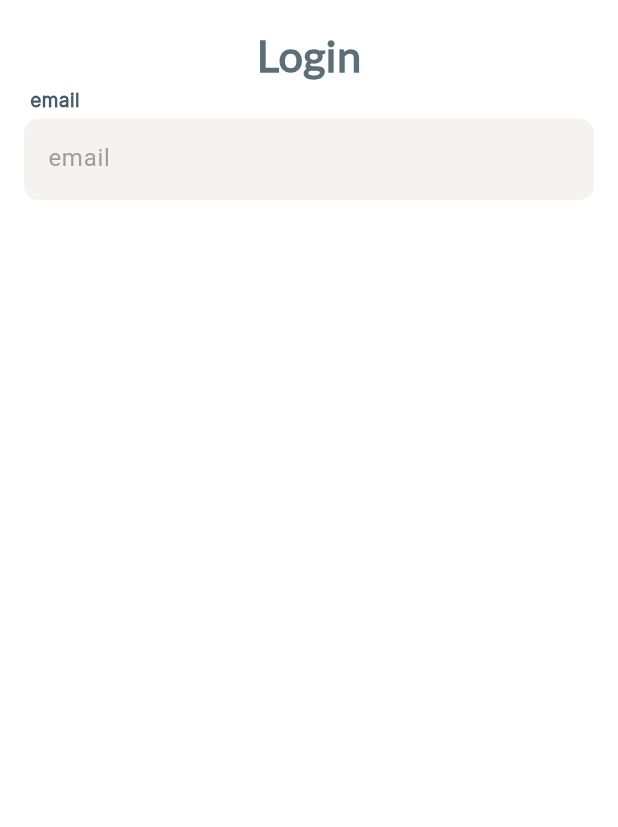
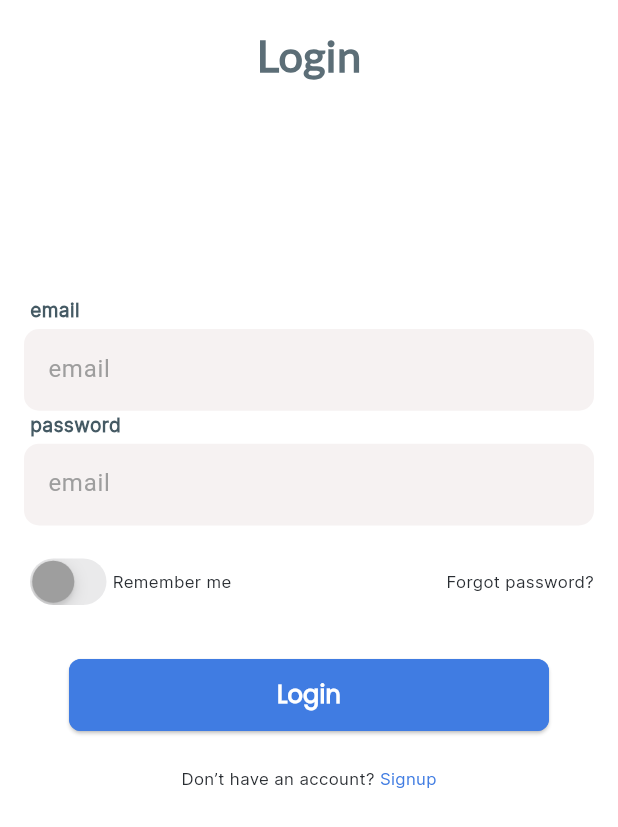
Before and after one commit to Mahmoud-Mohammed-Abd-elsamad/Pharmacy-app, a Flutter app: the screen it shows after launch, on a phone screen of 412 x 824 dp. Shown: the top 827 px of the screen. Run offline on Flutter 3.47's test engine with Material 3 defaults, Android fonts, the phone set to English and light mode, and no system bars; our stand-ins replace bloc, expandable_page_view, flutter_svg.

Commit message:
finish login screen UI

```diff
--- a/lib/congfig/routes/routes.dart
+++ b/lib/congfig/routes/routes.dart
@@ -11,10 +11,12 @@ import '../../features/location_screen/presentation/pages/governorate_screen.dar
 class Routes{
 
   static const String splashScreen = "/";
-  static const String locationScreen = "primaryScreen";
+  static const String locationScreen = "locationScreen";
+  static const String loginScreen = "loginScreen";
+  static const String registerScreen = "registerScreen";
+
   static const String governorateScreen = "governorateScreen";
   static const String homeScreen = "homeScreen";
-  static const String loginScreen = "loginScreen";
 
 
 }
@@ -39,7 +41,7 @@ class AppRouts{
         });
       case Routes.loginScreen:
         return MaterialPageRoute(builder: (context){
-          return  const LoginScreen();
+          return   LoginScreen();
         });
       case Routes.homeScreen:
         return MaterialPageRoute(builder: (context){
--- a/lib/core/utils/app_styles.dart
+++ b/lib/core/utils/app_styles.dart
@@ -6,6 +6,7 @@ import 'package:flutter/cupertino.dart';
 abstract class AppStyles {
 
   static const Color primaryColor = Color(0xff80B2CA);
+  static const Color secondaryColor = Color(0xff407CE2);
 
   static TextStyle medium16(BuildContext context) {
     return TextStyle(
--- a/lib/features/splash_screen/presentation/widgets/custom_button.dart
+++ b/lib/core/utils/widgets/custom_button.dart
@@ -1,29 +1,37 @@
+
 import 'package:flutter/cupertino.dart';
 import 'package:flutter/material.dart';
 
-import '../../../../core/utils/app_styles.dart';
+import '../app_styles.dart';
 
 class CustomButton extends StatelessWidget {
   const CustomButton({
-    super.key,required this.onPressed, required this.text,
+    super.key,required this.onPressed, required this.text,  this.height,  this.width, this.backColor,
   });
 
   final String text;
   final void Function()? onPressed;
+  final Color? backColor;
+  final double? height;
+  final double? width;
   @override
   Widget build(BuildContext context) {
-    return Expanded(
+    return SizedBox(
+      height:height ,
+      width: width,
       child: ElevatedButton(
+
         style: ElevatedButton.styleFrom(
+          backgroundColor: backColor ?? Colors.white,
           shape: RoundedRectangleBorder(
-              side: BorderSide(color: Colors.black, width: 1.0),
+              side: const BorderSide(color: AppStyles.secondaryColor, width: 1.0),
               borderRadius: BorderRadius.circular(8.0)
 
           ),
 
         ),
         onPressed: onPressed,
-        child: Text(text,style: AppStyles.semiBold23(context),),
+        child: Text(text,style: AppStyles.semiBold20(context).copyWith(color: Colors.white),),
       ),
     );
   }
--- a/lib/features/login_screen/presentation/pages/login_screen.dart
+++ b/lib/features/login_screen/presentation/pages/login_screen.dart
@@ -1,13 +1,22 @@
+import 'package:farmacy_app/congfig/routes/routes.dart';
 import 'package:farmacy_app/core/utils/app_styles.dart';
+import 'package:farmacy_app/core/utils/widgets/custom_button.dart';
 import 'package:flutter/cupertino.dart';
 import 'package:flutter/material.dart';
 
 import '../../../../core/utils/widgets/custom_text_field.dart';
 import '../../../../core/utils/widgets/custom_title.dart';
 
-class LoginScreen extends StatelessWidget {
-  const LoginScreen({super.key});
+class LoginScreen extends StatefulWidget {
+   LoginScreen({super.key});
 
+  @override
+  State<LoginScreen> createState() => _LoginScreenState();
+
+ bool  _switchValue = false;
+}
+
+class _LoginScreenState extends State<LoginScreen> {
   @override
   Widget build(BuildContext context) {
     return Scaffold(
@@ -22,8 +31,46 @@ class LoginScreen extends StatelessWidget {
                 child: Text("Login", style: AppStyles.bold36(context)),
               ),
             ),
+            Spacer(flex: 1,),
             const CustomTitle(title: 'email',),
-            CustomTextField(text: 'email', controller: TextEditingController(),)
+            CustomTextField(text: 'email', controller: TextEditingController(),),
+            const CustomTitle(title: 'password',),
+            CustomTextField(text: 'password', controller: TextEditingController(),),
+            const SizedBox(height: 18,),
+            Row(
+              children: [
+                CupertinoSwitch(
+                  thumbColor:widget._switchValue ? Colors.white : Colors.grey,
+                  activeColor: const Color(0xff407CE2),
+
+                  value:widget. _switchValue,
+                  onChanged: (value) {
+                    setState(() {
+                      widget._switchValue = value;
+                    });
+                  },
+                ),Text("Remember me",style: AppStyles.regular14(context),),
+                Spacer(),Text("Forgot password?",style: AppStyles.regular14(context),),
+              ],
+            ),
+            const SizedBox(height: 32,),
+            Center(child: CustomButton(onPressed: (){}, text: "Login",height: 48,width: 320,backColor: AppStyles.secondaryColor,)),
+            const SizedBox(height: 24,),
+            Center(
+              child: Row(
+                mainAxisAlignment: MainAxisAlignment.center,
+                children: [
+                  Text("Don’t have an account? ",style: AppStyles.regular14(context),),
+                  InkWell(
+                      onTap: (){
+                        Navigator.pushNamed(context, Routes.registerScreen);
+                      },
+                      child: Text("Signup",style: AppStyles.regular14(context).copyWith(color: AppStyles.secondaryColor),)),
+                ],
+              ),
+            ),
+            const Spacer(flex: 2,),
+
           ],
         ),
       ),
--- a/lib/features/splash_screen/presentation/pages/splash_screen.dart
+++ b/lib/features/splash_screen/presentation/pages/splash_screen.dart
@@ -5,7 +5,7 @@ import 'package:flutter_svg/svg.dart';
 
 import '../../../../congfig/routes/routes.dart';
 import '../../../../core/utils/app_styles.dart';
-import '../widgets/custom_button.dart';
+import '../../../../core/utils/widgets/custom_button.dart';
 
 class SplashScreen extends StatelessWidget {
   const SplashScreen({super.key});
```
